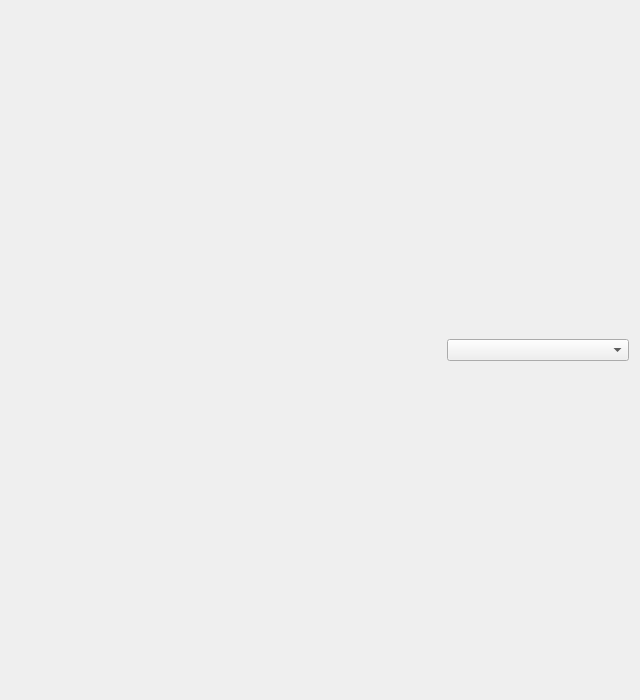
TeamOpenFIRE/OpenFIRE-App, file src/apppreviewer.ui: the form before one commit.
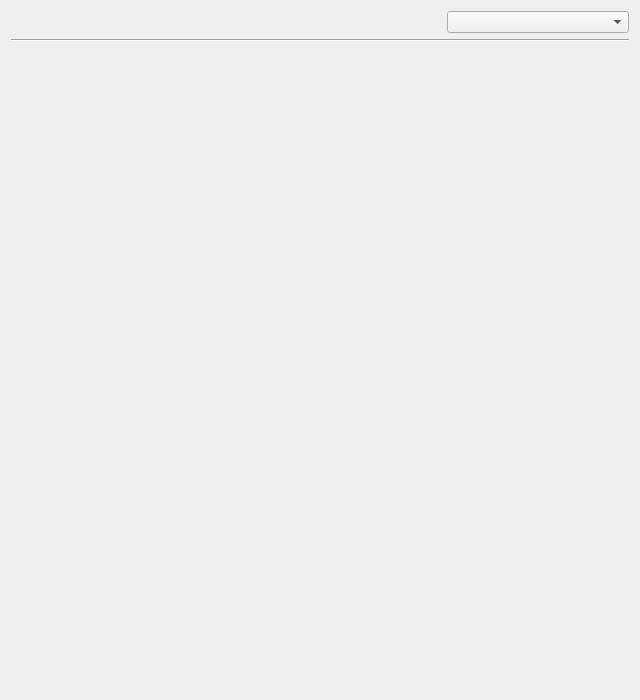
The form after the commit. Icons and pictures are not drawn.

What changed in the file:
```diff
--- a/src/apppreviewer.ui
+++ b/src/apppreviewer.ui
@@ -17,7 +17,7 @@
    <iconset resource="../img/vectors.qrc">
     <normaloff>:/icon/icon.png</normaloff>:/icon/icon.png</iconset>
   </property>
-  <layout class="QVBoxLayout" name="verticalLayout" stretch="0,1">
+  <layout class="QVBoxLayout" name="verticalLayout" stretch="0,1,0,0">
    <item>
     <layout class="QHBoxLayout" name="selectorLayout">
      <item>
@@ -59,6 +59,31 @@
      </item>
     </layout>
    </item>
+   <item>
+    <widget class="Line" name="line">
+     <property name="orientation">
+      <enum>Qt::Horizontal</enum>
+     </property>
+    </widget>
+   </item>
+   <item>
+    <widget class="QLabel" name="subTextLabel">
+     <property name="font">
+      <font>
+       <pointsize>14</pointsize>
+      </font>
+     </property>
+     <property name="text">
+      <string/>
+     </property>
+     <property name="alignment">
+      <set>Qt::AlignCenter</set>
+     </property>
+     <property name="wordWrap">
+      <bool>true</bool>
+     </property>
+    </widget>
+   </item>
   </layout>
  </widget>
  <resources>
```
Left out of the diff: 2 changed lines with no effect on the pictures.
